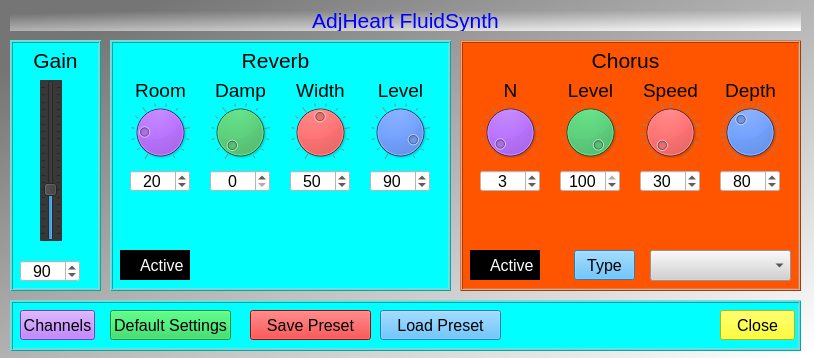
Old version of the form AdjRaspi5qtSynthApp_1/Dialog_FluidSynth.ui in the repository nahumbudin/AdjRaspi5qtSynthApp_1.
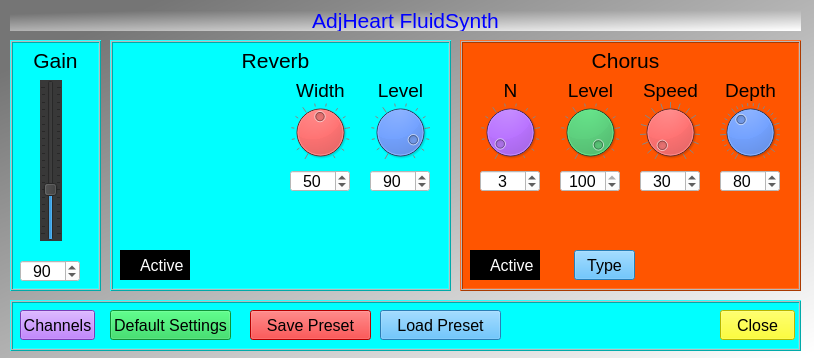
New version of the form.

Commit message: Added Analog Synth tabs: Osc1, Osc2, Noise and MSO

Patch:
```diff
--- a/AdjRaspi5qtSynthApp_1/Dialog_FluidSynth.ui
+++ b/AdjRaspi5qtSynthApp_1/Dialog_FluidSynth.ui
@@ -46,59 +46,6 @@
    <property name="midLineWidth">
     <number>1</number>
    </property>
-   <widget class="QDial" name="dial_adjFluidSynth_Reverb_Room">
-    <property name="geometry">
-     <rect>
-      <x>20</x>
-      <y>60</y>
-      <width>60</width>
-      <height>64</height>
-     </rect>
-    </property>
-    <property name="styleSheet">
-     <string notr="true">background-color: rgb(170, 85, 255);</string>
-    </property>
-    <property name="maximum">
-     <number>100</number>
-    </property>
-    <property name="value">
-     <number>20</number>
-    </property>
-    <property name="wrapping">
-     <bool>false</bool>
-    </property>
-    <property name="notchTarget">
-     <double>8.000000000000000</double>
-    </property>
-    <property name="notchesVisible">
-     <bool>true</bool>
-    </property>
-   </widget>
-   <widget class="QDial" name="dial_adjFluidSynth_Reverb_Damp">
-    <property name="geometry">
-     <rect>
-      <x>100</x>
-      <y>60</y>
-      <width>60</width>
-      <height>64</height>
-     </rect>
-    </property>
-    <property name="styleSheet">
-     <string notr="true">background-color: rgb(22, 207, 75);</string>
-    </property>
-    <property name="maximum">
-     <number>100</number>
-    </property>
-    <property name="wrapping">
-     <bool>false</bool>
-    </property>
-    <property name="notchTarget">
-     <double>8.000000000000000</double>
-    </property>
-    <property name="notchesVisible">
-     <bool>true</bool>
-    </property>
-   </widget>
    <widget class="QDial" name="dial_adjFluidSynth_Reverb_Width">
     <property name="geometry">
      <rect>
@@ -155,30 +102,6 @@
      <bool>true</bool>
     </property>
    </widget>
-   <widget class="QSpinBox" name="spinBox_adjFluidSynth_Reverb_Damp">
-    <property name="geometry">
-     <rect>
-      <x>100</x>
-      <y>130</y>
-      <width>60</width>
-      <height>22</height>
-     </rect>
-    </property>
-    <property name="font">
-     <font>
-      <pointsize>12</pointsize>
-     </font>
-    </property>
-    <property name="styleSheet">
-     <string notr="true">background-color: rgb(255, 255, 255);</string>
-    </property>
-    <property name="alignment">
-     <set>Qt::AlignCenter</set>
-    </property>
-    <property name="value">
-     <number>0</number>
-    </property>
-   </widget>
    <widget class="QSpinBox" name="spinBox_adjFluidSynth_Reverb_Width">
     <property name="geometry">
      <rect>
@@ -227,30 +150,6 @@
      <number>90</number>
     </property>
    </widget>
-   <widget class="QSpinBox" name="spinBox_adjFluidSynth_Reverb_Room">
-    <property name="geometry">
-     <rect>
-      <x>20</x>
-      <y>130</y>
-      <width>60</width>
-      <height>22</height>
-     </rect>
-    </property>
-    <property name="font">
-     <font>
-      <pointsize>12</pointsize>
-     </font>
-    </property>
-    <property name="styleSheet">
-     <string notr="true">background-color: rgb(255, 255, 255);</string>
-    </property>
-    <property name="alignment">
-     <set>Qt::AlignCenter</set>
-    </property>
-    <property name="value">
-     <number>20</number>
-    </property>
-   </widget>
    <widget class="QCheckBox" name="checkBox_adjFluidSynth_Reverb_Active">
     <property name="geometry">
      <rect>
@@ -294,48 +193,6 @@
      <set>Qt::AlignCenter</set>
     </property>
    </widget>
-   <widget class="QLabel" name="label_2">
-    <property name="geometry">
-     <rect>
-      <x>10</x>
-      <y>40</y>
-      <width>81</width>
-      <height>21</height>
-     </rect>
-    </property>
-    <property name="font">
-     <font>
-      <pointsize>14</pointsize>
-     </font>
-    </property>
-    <property name="text">
-     <string>Room</string>
-    </property>
-    <property name="alignment">
-     <set>Qt::AlignCenter</set>
-    </property>
-   </widget>
-   <widget class="QLabel" name="label_3">
-    <property name="geometry">
-     <rect>
-      <x>100</x>
-      <y>40</y>
-      <width>61</width>
-      <height>21</height>
-     </rect>
-    </property>
-    <property name="font">
-     <font>
-      <pointsize>14</pointsize>
-     </font>
-    </property>
-    <property name="text">
-     <string>Damp</string>
-    </property>
-    <property name="alignment">
-     <set>Qt::AlignCenter</set>
-    </property>
-   </widget>
    <widget class="QLabel" name="label_4">
     <property name="geometry">
      <rect>
@@ -1163,35 +1020,6 @@
       <set>Qt::AlignCenter</set>
      </property>
     </widget>
-    <widget class="QComboBox" name="comboBox_adjFluidSynth_Chorus_Type_2">
-     <property name="geometry">
-      <rect>
-       <x>190</x>
-       <y>210</y>
-       <width>141</width>
-       <height>31</height>
-      </rect>
-     </property>
-     <property name="font">
-      <font>
-       <pointsize>12</pointsize>
-      </font>
-     </property>
-     <property name="styleSheet">
-      <string notr="true">
-border-color: rgb(0, 0, 0);
-background-color: rgb(209, 209, 209);</string>
-     </property>
-     <property name="currentText">
-      <string/>
-     </property>
-     <property name="currentIndex">
-      <number>-1</number>
-     </property>
-     <property name="maxVisibleItems">
-      <number>4</number>
-     </property>
-    </widget>
     <widget class="QPushButton" name="pushButton_adjFluidSynth_Chorus_Type_2">
      <property name="geometry">
       <rect>
```
Left out of the diff: 66 changed lines with no effect on the pictures. The commit also changes 196 other files.
